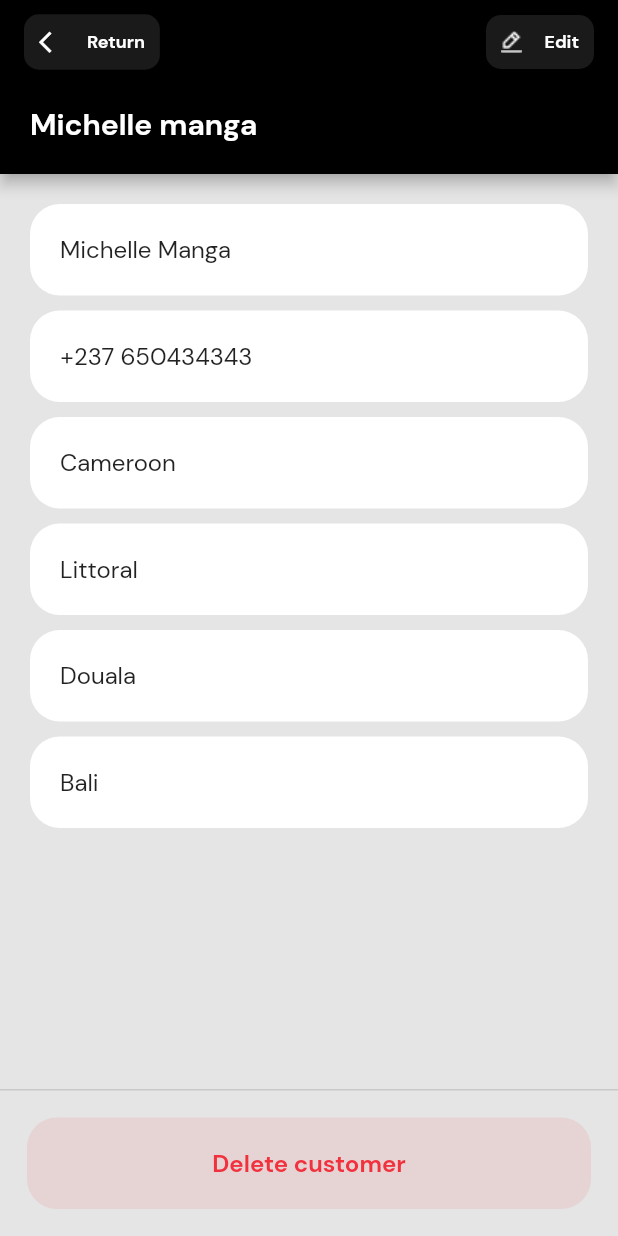
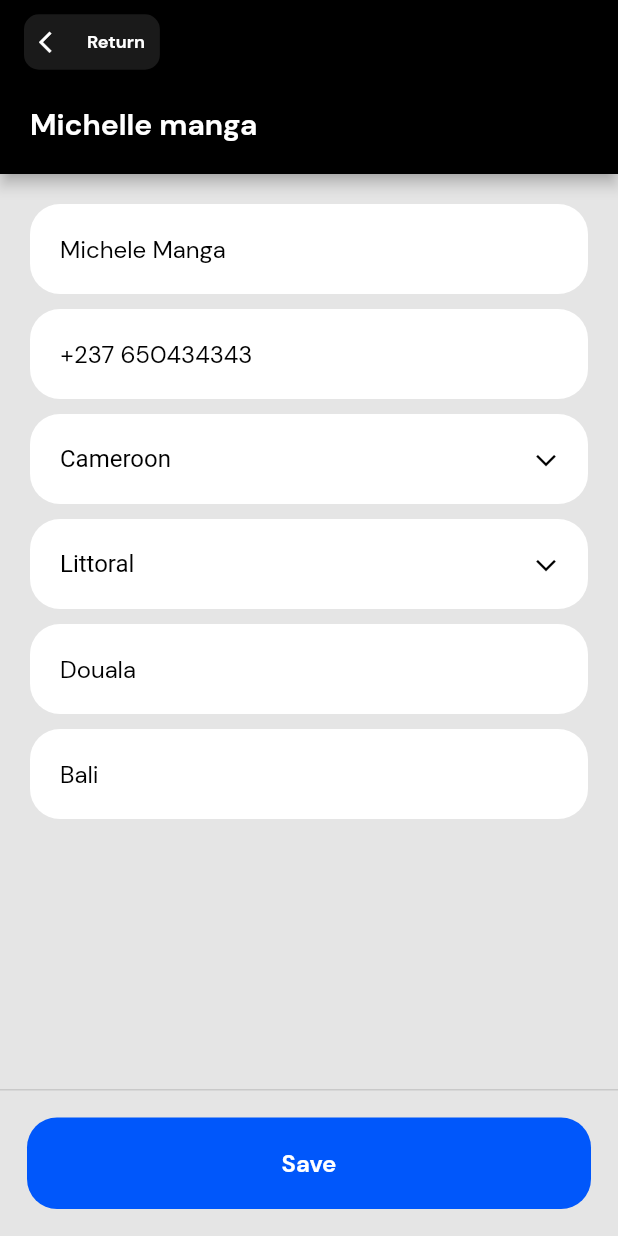
Before and after one commit to RandyKdev/basic_accounting_app, a Flutter app: the screen it shows after launch, on a phone screen of 412 x 824 dp. Run offline on Flutter 3.47's test engine with Material 2 defaults, Android fonts, the phone set to English and light mode, and no system bars.

Commit message:
Add upload customer screen

```diff
--- a/lib/basic.dart
+++ b/lib/basic.dart
@@ -18,6 +18,7 @@ import 'package:basic/screens/new/new_product_screen.dart';
 import 'package:basic/screens/new/new_service1_screen.dart';
 import 'package:basic/screens/new/new_service_screen.dart';
 import 'package:basic/screens/sales/sales_screen.dart';
+import 'package:basic/screens/upload/upload_customer_screen.dart';
 import 'package:basic/screens/upload/upload_item_screen.dart';
 import 'package:basic/screens/upload/upload_product_screen.dart';
 import 'package:basic/screens/upload/upload_service1_screen.dart';
@@ -63,7 +64,7 @@ class Basic extends StatelessWidget {
         primaryColor: primaryColor,
         scaffoldBackgroundColor: desaturatedGreyColor,
       ),
-      home: EditCustomerScreen(),
+      home: UploadCustomerScreen(),
       debugShowCheckedModeBanner: false,
     );
   }
--- /dev/null
+++ b/lib/screens/upload/upload_customer_screen.dart
@@ -0,0 +1,295 @@
+import 'package:basic/Enums/button_size_enums.dart';
+import 'package:basic/constants/color_constants.dart';
+import 'package:basic/constants/textstyle_constants.dart';
+import 'package:basic/screens/edit/edit_service_screen.dart';
+import 'package:basic/screens/upload/upload_product_screen.dart';
+import 'package:basic/widgets/button_widget.dart';
+import 'package:flutter/material.dart';
+import 'package:flutter/services.dart';
+
+class UploadCustomerScreen extends StatelessWidget {
+  const UploadCustomerScreen({Key? key}) : super(key: key);
+
+  @override
+  Widget build(BuildContext context) {
+    SystemChrome.setEnabledSystemUIOverlays([
+      SystemUiOverlay.top,
+      SystemUiOverlay.bottom,
+    ]);
+
+    SystemChrome.setSystemUIOverlayStyle(SystemUiOverlayStyle(
+      statusBarColor: primaryColor,
+      statusBarBrightness: Brightness.dark,
+      systemNavigationBarIconBrightness: Brightness.dark,
+      statusBarIconBrightness: Brightness.light,
+      systemNavigationBarColor: desaturatedGreyColor,
+    ));
+
+    return Scaffold(
+      appBar: AppBar(
+        brightness: Brightness.dark,
+        backgroundColor: primaryColor,
+        title: FittedBox(
+          child: InkWell(
+            onTap: () {
+              Navigator.of(context).pop();
+            },
+            child: Container(
+              padding: EdgeInsets.symmetric(
+                vertical: 10,
+                horizontal: 10,
+              ),
+              decoration: BoxDecoration(
+                  color: lightWhiteColor,
+                  borderRadius: BorderRadius.all(Radius.circular(10))),
+              child: Row(
+                children: [
+                  Icon(
+                    Icons.arrow_back_ios,
+                    size: 17,
+                  ),
+                  SizedBox(width: 15),
+                  Text(
+                    'Return',
+                    style: labelBoldTextStyle,
+                  ),
+                ],
+              ),
+            ),
+          ),
+        ),
+        automaticallyImplyLeading: false,
+        bottom: PreferredSize(
+          child: Container(
+            margin: EdgeInsets.only(
+              left: 20,
+              bottom: 20,
+            ),
+            child: Align(
+              alignment: Alignment.topLeft,
+              child: Text(
+                'Michelle manga',
+                style: h6TextStyle.merge(TextStyle(color: whiteColor)),
+              ),
+            ),
+          ),
+          preferredSize: Size.fromHeight(60),
+        ),
+      ),
+      body: SingleChildScrollView(
+        child: Container(
+          padding: EdgeInsets.all(20),
+          child: Column(
+            children: [
+              Container(
+                padding: EdgeInsets.symmetric(
+                  vertical: 20,
+                  horizontal: 20,
+                ),
+                height: 60,
+                decoration: BoxDecoration(
+                  color: whiteColor,
+                  borderRadius: BorderRadius.all(
+                    Radius.circular(20),
+                  ),
+                ),
+                child: TextField(
+                  // maxLength: 3,
+                  keyboardType: TextInputType.number,
+                  decoration: InputDecoration(
+                    hintText: 'Michele Manga',
+                    hintStyle:
+                        bodyTextStyle.merge(TextStyle(color: primaryColor)),
+                    contentPadding: EdgeInsets.symmetric(vertical: 8),
+                    enabledBorder: InputBorder.none,
+                  ),
+                ),
+              ),
+              SizedBox(height: 10),
+              Container(
+                padding: EdgeInsets.symmetric(
+                  vertical: 20,
+                  horizontal: 20,
+                ),
+                height: 60,
+                decoration: BoxDecoration(
+                  color: whiteColor,
+                  borderRadius: BorderRadius.all(
+                    Radius.circular(20),
+                  ),
+                ),
+                child: TextField(
+                  // maxLength: 3,
+                  keyboardType: TextInputType.number,
+                  decoration: InputDecoration(
+                    hintText: '+237 650434343',
+                    hintStyle:
+                        bodyTextStyle.merge(TextStyle(color: primaryColor)),
+                    contentPadding: EdgeInsets.symmetric(vertical: 8),
+                    enabledBorder: InputBorder.none,
+                  ),
+                ),
+              ),
+              SizedBox(height: 10),
+              Container(
+                padding: EdgeInsets.symmetric(vertical: 20, horizontal: 20),
+                height: 60,
+                decoration: BoxDecoration(
+                  color: whiteColor,
+                  borderRadius: BorderRadius.all(
+                    Radius.circular(20),
+                  ),
+                ),
+                child: SizedBox(
+                  width: double.infinity,
+                  child: DropdownButtonHideUnderline(
+                    child: DropdownButton(
+                      style:
+                          bodyTextStyle.merge(TextStyle(color: primaryColor)),
+                      hint: Text(
+                        'Cameroon',
+                        style:
+                            bodyTextStyle.merge(TextStyle(color: primaryColor)),
+                      ),
+                      onChanged: (String? t) {},
+                      icon: Padding(
+                        padding: const EdgeInsets.only(
+                          left: 10,
+                          bottom: 5,
+                        ),
+                        child: RotatedBox(
+                          quarterTurns: 3,
+                          child: Icon(
+                            Icons.arrow_back_ios,
+                            size: 16,
+                            color: primaryColor,
+                          ),
+                        ),
+                      ),
+                      items: [
+                        DropdownMenuItem(
+                          value: 'Buea',
+                          child: Text('Buea'),
+                        ),
+                      ],
+                    ),
+                  ),
+                ),
+              ),
+              SizedBox(height: 10),
+              Container(
+                padding: EdgeInsets.symmetric(vertical: 20, horizontal: 20),
+                height: 60,
+                decoration: BoxDecoration(
+                  color: whiteColor,
+                  borderRadius: BorderRadius.all(
+                    Radius.circular(20),
+                  ),
+                ),
+                child: SizedBox(
+                  width: double.infinity,
+                  child: DropdownButtonHideUnderline(
+                    child: DropdownButton(
+                      style:
+                          bodyTextStyle.merge(TextStyle(color: primaryColor)),
+                      hint: Text(
+                        'Littoral',
+                        style:
+                            bodyTextStyle.merge(TextStyle(color: primaryColor)),
+                      ),
+                      onChanged: (String? t) {},
+                      icon: Padding(
+                        padding: const EdgeInsets.only(
+                          left: 10,
+                          bottom: 5,
+                        ),
+                        child: RotatedBox(
+                          quarterTurns: 3,
+                          child: Icon(
+                            Icons.arrow_back_ios,
+                            size: 16,
+                            color: primaryColor,
+                          ),
+                        ),
+                      ),
+                      items: [
+                        DropdownMenuItem(
+                          value: 'Buea',
+                          child: Text('Buea'),
+                        ),
+                      ],
+                    ),
+                  ),
+                ),
+              ),
+              SizedBox(height: 10),
+              Container(
+                padding: EdgeInsets.symmetric(
+                  vertical: 20,
+                  horizontal: 20,
+                ),
+                height: 60,
+                decoration: BoxDecoration(
+                  color: whiteColor,
+                  borderRadius: BorderRadius.all(
+                    Radius.circular(20),
+                  ),
+                ),
+                child: TextField(
+                  // maxLength: 3,
+                  keyboardType: TextInputType.number,
+                  decoration: InputDecoration(
+                    hintText: 'Douala',
+                    hintStyle:
+                        bodyTextStyle.merge(TextStyle(color: primaryColor)),
+                    contentPadding: EdgeInsets.symmetric(vertical: 8),
+                    enabledBorder: InputBorder.none,
+                  ),
+                ),
+              ),
+              SizedBox(height: 10),
+              Container(
+                padding: EdgeInsets.symmetric(
+                  vertical: 20,
+                  horizontal: 20,
+                ),
+                height: 60,
+                decoration: BoxDecoration(
+                  color: whiteColor,
+                  borderRadius: BorderRadius.all(
+                    Radius.circular(20),
+                  ),
+                ),
+                child: TextField(
+                  // maxLength: 3,
+                  keyboardType: TextInputType.number,
+                  decoration: InputDecoration(
+                    hintText: 'Bali',
+                    hintStyle:
+                        bodyTextStyle.merge(TextStyle(color: primaryColor)),
+                    contentPadding: EdgeInsets.symmetric(vertical: 8),
+                    enabledBorder: InputBorder.none,
+                  ),
+                ),
+              ),
+              SizedBox(height: 20),
+            ],
+          ),
+        ),
+      ),
+      persistentFooterButtons: [
+        Container(
+            padding: EdgeInsets.all(10),
+            color: desaturatedGreyColor,
+            child: ButtonWidget(
+              backgroundColor: accentColor!,
+              loading: false,
+              onTap: () {},
+              size: ButtonSize.big,
+              text: 'Save',
+              textColor: whiteColor!,
+            )),
+      ],
+    );
+  }
+}
```
